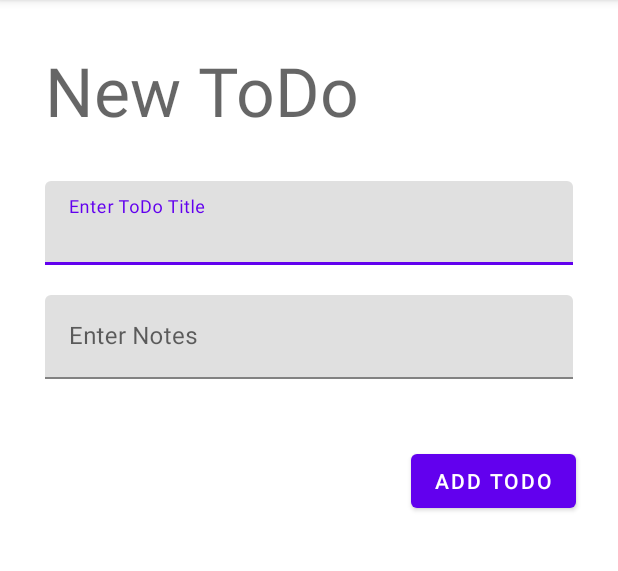
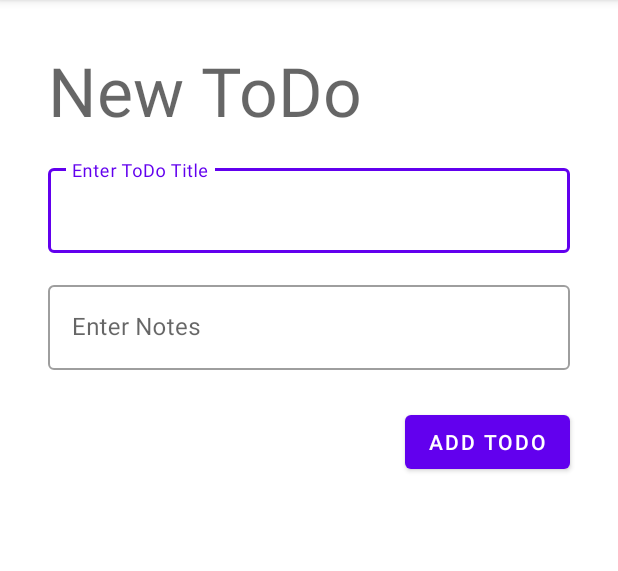
Before and after one commit to blixondi/NativeWeek8, an Android app: the fragment CreateTodoFragment shown on its own in the app's theme, on a phone screen of 412 x 824 dp, the part 84-655 px from its top. Run offline under Robolectric (Android 15) with nearby library versions, the phone set to English and light mode, and no system bars.

Commit message:
tweak create todo ui

```diff
--- a/app/src/main/res/layout/fragment_create_todo.xml
+++ b/app/src/main/res/layout/fragment_create_todo.xml
@@ -14,21 +14,22 @@
             android:id="@+id/textView"
             android:layout_width="wrap_content"
             android:layout_height="wrap_content"
-            android:layout_marginStart="30dp"
+            android:layout_marginStart="32dp"
             android:layout_marginTop="30dp"
-            android:text="New ToDo"
+            android:text="@string/new_todo"
             android:textAppearance="@style/TextAppearance.AppCompat.Display2"
             app:layout_constraintStart_toStartOf="parent"
             app:layout_constraintTop_toTopOf="parent" />
 
         <com.google.android.material.textfield.TextInputLayout
             android:id="@+id/textInputLayout"
+            style="@style/Widget.MaterialComponents.TextInputLayout.OutlinedBox"
             android:layout_width="0dp"
             android:layout_height="wrap_content"
-            android:layout_marginStart="30dp"
-            android:layout_marginTop="30dp"
-            android:layout_marginEnd="30dp"
-            android:hint="Enter ToDo Title"
+            android:layout_marginStart="32dp"
+            android:layout_marginTop="16dp"
+            android:layout_marginEnd="32dp"
+            android:hint="@string/enter_todo_title"
             app:hintAnimationEnabled="true"
             app:hintEnabled="true"
             app:layout_constraintEnd_toEndOf="parent"
@@ -43,12 +44,13 @@
 
         <com.google.android.material.textfield.TextInputLayout
             android:id="@+id/textInputLayout2"
+            style="@style/Widget.MaterialComponents.TextInputLayout.OutlinedBox"
             android:layout_width="0dp"
             android:layout_height="wrap_content"
-            android:layout_marginStart="30dp"
-            android:layout_marginTop="20dp"
-            android:layout_marginEnd="30dp"
-            android:hint="Enter Notes"
+            android:layout_marginStart="32dp"
+            android:layout_marginTop="16dp"
+            android:layout_marginEnd="32dp"
+            android:hint="@string/enter_notes"
             app:hintAnimationEnabled="true"
             app:hintEnabled="true"
             app:layout_constraintEnd_toEndOf="parent"
@@ -65,9 +67,9 @@
             android:id="@+id/btnAdd"
             android:layout_width="wrap_content"
             android:layout_height="wrap_content"
-            android:layout_marginTop="44dp"
-            android:layout_marginEnd="28dp"
-            android:text="Add Todo"
+            android:layout_marginTop="24dp"
+            android:layout_marginEnd="32dp"
+            android:text="@string/add_todo"
             app:layout_constraintEnd_toEndOf="parent"
             app:layout_constraintTop_toBottomOf="@+id/textInputLayout2" />
     </androidx.constraintlayout.widget.ConstraintLayout>
--- /dev/null
+++ b/app/src/main/res/layout/todo_item_layout.xml
@@ -0,0 +1,6 @@
+<?xml version="1.0" encoding="utf-8"?>
+<androidx.constraintlayout.widget.ConstraintLayout xmlns:android="http://schemas.android.com/apk/res/android"
+    android:layout_width="match_parent"
+    android:layout_height="match_parent">
+
+</androidx.constraintlayout.widget.ConstraintLayout>
--- a/app/src/main/res/values/strings.xml
+++ b/app/src/main/res/values/strings.xml
@@ -2,4 +2,8 @@
     <string name="app_name">TodoApp160420033</string>
     <!-- TODO: Remove or change this placeholder text -->
     <string name="hello_blank_fragment">Hello blank fragment</string>
+    <string name="new_todo">New ToDo</string>
+    <string name="enter_todo_title">Enter ToDo Title</string>
+    <string name="enter_notes">Enter Notes</string>
+    <string name="add_todo">Add Todo</string>
 </resources>
```
